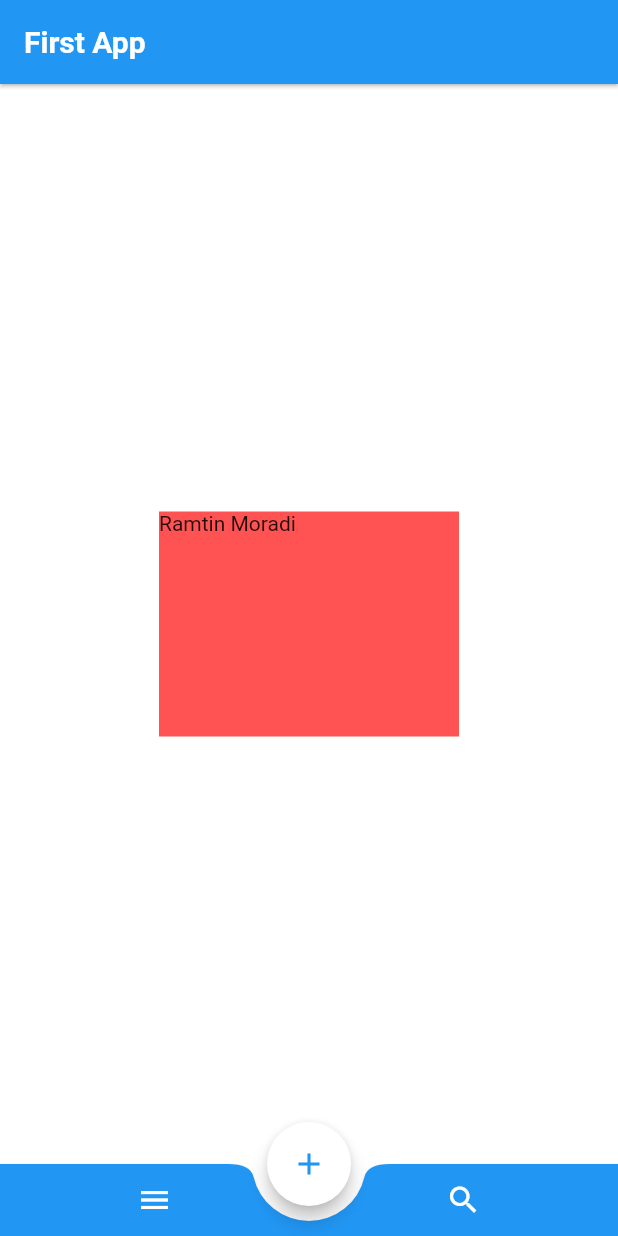
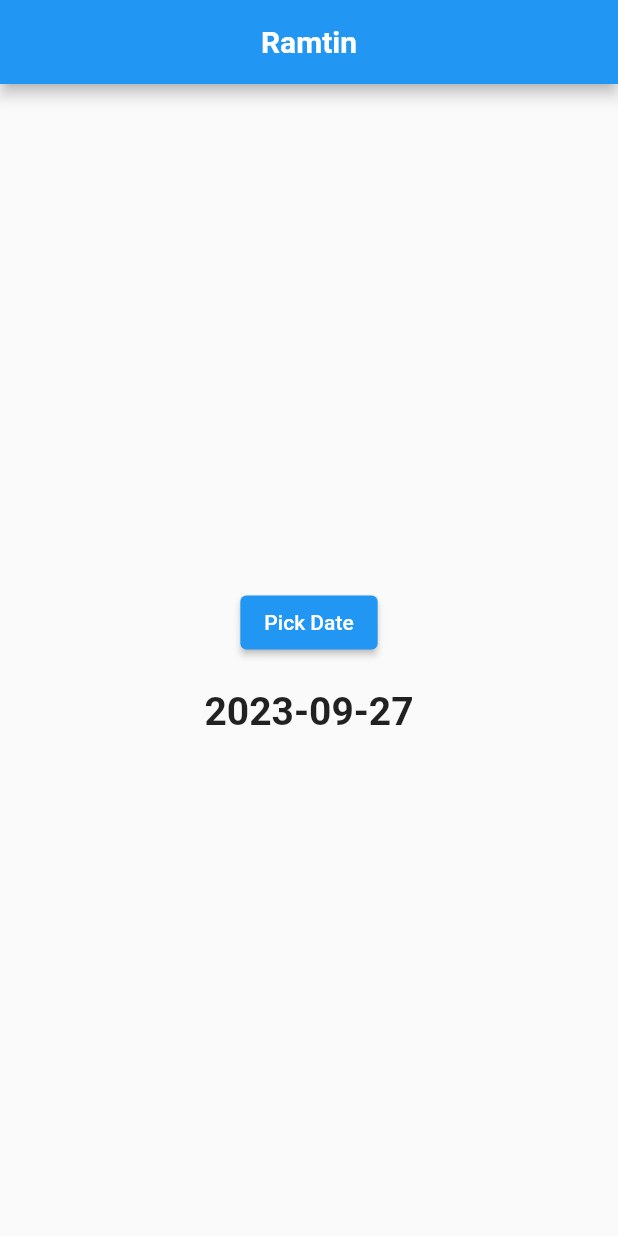
Before and after one commit to Ramtinmoradi/fisrt_app, a Flutter app: the screen it shows after launch, on a phone screen of 412 x 824 dp. Run offline on Flutter 3.47's test engine with Material 2 defaults, Android fonts, the phone set to English and light mode, and no system bars.

Commit message:
'Practice'

```diff
--- a/lib/main.dart
+++ b/lib/main.dart
@@ -1,5 +1,4 @@
-import 'dart:ui';
-
+import 'package:flutter/cupertino.dart';
 import 'package:flutter/material.dart';
 
 void main() {
@@ -14,69 +13,67 @@ class MyApp extends StatelessWidget {
     return MaterialApp(
       debugShowCheckedModeBanner: false,
       home: Scaffold(
-        backgroundColor: Colors.white,
         appBar: AppBar(
-          backgroundColor: Colors.blue,
-          elevation: 1,
           title: const Text(
-            'First App',
+            'Ramtin',
             style: TextStyle(
+              fontSize: 20,
               fontWeight: FontWeight.bold,
-              fontSize: 20,
             ),
           ),
+          centerTitle: true,
         ),
-        floatingActionButtonLocation: FloatingActionButtonLocation.centerDocked,
-        floatingActionButton: FloatingActionButton(
-          elevation: 5.0,
-          backgroundColor: Colors.white,
-          foregroundColor: Colors.blue,
-          onPressed: () {},
-          child: const Icon(Icons.add),
-        ),
-        bottomNavigationBar: BottomAppBar(
-          elevation: 1,
-          shape: const CircularNotchedRectangle(),
-          notchMargin: 10.0,
-          color: Colors.blue,
-          child: Row(
-            mainAxisAlignment: MainAxisAlignment.spaceAround,
-            mainAxisSize: MainAxisSize.max,
-            children: <Widget>[
-              IconButton(
-                onPressed: () {},
-                icon: const Icon(
-                  Icons.menu,
-                  color: Colors.white,
-                ),
-              ),
-              IconButton(
-                onPressed: () {},
-                icon: const Icon(
-                  Icons.search,
-                  color: Colors.white,
-                ),
-              ),
-            ],
-          ),
-        ),
-        body: SafeArea(
-          child: Center(
-            child: SizedBox(
-              width: 200,
-              height: 150,
-              child: Container(
-                width: 300.0,
-                height: 400.0,
-                color: Colors.redAccent,
-                child: const Text(
-                  'Ramtin Moradi',
-                ),
-              ),
-            ),
-          ),
-        ),
+        body: const HomeScreen(),
       ),
     );
   }
 }
+
+class HomeScreen extends StatefulWidget {
+  const HomeScreen({super.key});
+
+  @override
+  State<HomeScreen> createState() => _HomeScreenState();
+}
+
+class _HomeScreenState extends State<HomeScreen> {
+  DateTime selectedDateTime = DateTime.now();
+  selectedDateTimePicker(BuildContext context) async {
+    final DateTime? picked = await showDatePicker(
+      context: context,
+      initialDate: selectedDateTime,
+      initialDatePickerMode: DatePickerMode.year,
+      firstDate: DateTime(1950),
+      lastDate: DateTime(2030),
+    );
+
+    if (picked != null && picked != selectedDateTime) {
+      setState(() {
+        selectedDateTime = picked;
+      });
+    }
+  }
+
+  @override
+  Widget build(BuildContext context) {
+    return Column(
+      mainAxisAlignment: MainAxisAlignment.center,
+      children: [
+        Center(
+          child: ElevatedButton(
+            onPressed: () => selectedDateTimePicker(context),
+            child: const Text('Pick Date'),
+          ),
+        ),
+        const SizedBox(height: 20),
+        Text(
+          '${selectedDateTime.toLocal()}'.split(' ')[0],
+          style: const TextStyle(
+            fontSize: 26,
+            fontWeight: FontWeight.bold,
+          ),
+        ),
+      ],
+    );
+  }
+}
```
Also changed, not shown: pubspec.lock, 3 other files.
